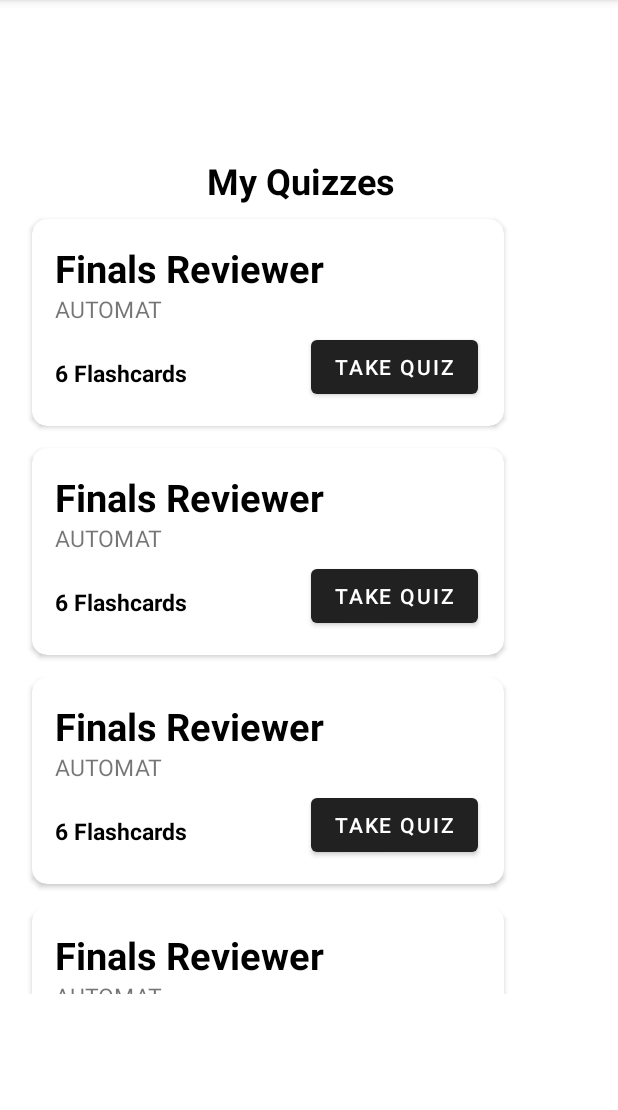
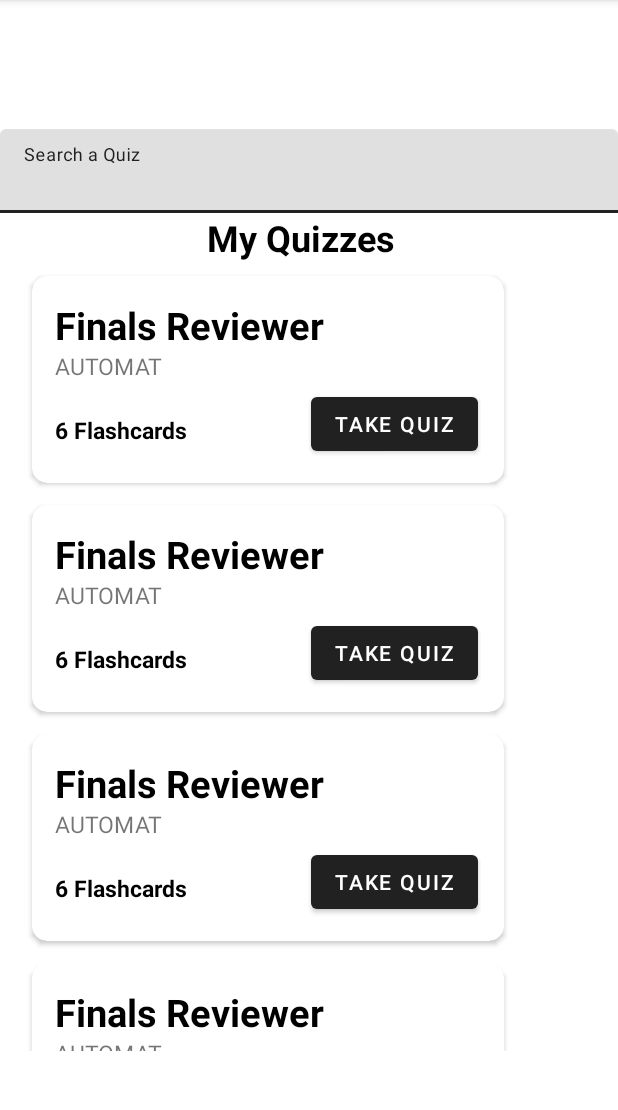
Before and after one commit to justdenz/mobapde_mp, an Android app: the screen it shows after launch (MainActivity), on a phone screen of 412 x 824 dp, the part 84-1194 px from its top. Run offline under Robolectric (Android 15) with nearby library versions, the phone set to English and light mode, and no system bars; 4 statements that could not run were skipped.

Commit message:
add search

```diff
--- a/app/src/main/res/layout/activity_main.xml
+++ b/app/src/main/res/layout/activity_main.xml
@@ -7,6 +7,19 @@
     android:gravity="center"
     android:orientation="vertical"
     tools:context=".MainActivity">
+
+    <com.google.android.material.textfield.TextInputLayout
+        style="@style/Widget.MaterialComponents.TextInputLayout.FilledBox"
+        android:layout_width="match_parent"
+        android:layout_height="wrap_content"
+        android:layout_marginTop="20dp"
+        android:hint="Search a Quiz">
+
+        <com.google.android.material.textfield.TextInputEditText
+            android:layout_width="match_parent"
+            android:layout_height="wrap_content" />
+
+    </com.google.android.material.textfield.TextInputLayout>
 
     <TextView
         android:id="@+id/textView2"
```
Also changed, not shown: app/src/main/res/layout/create_quiz_cards_fragment.xml (+7 -6 lines).
